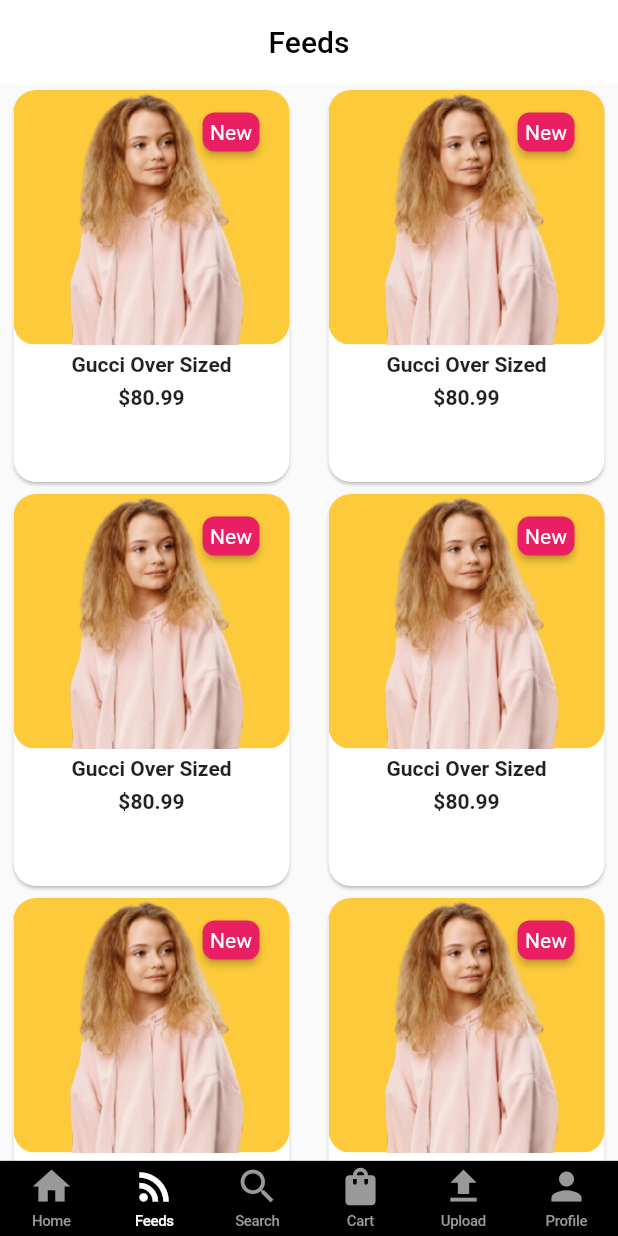
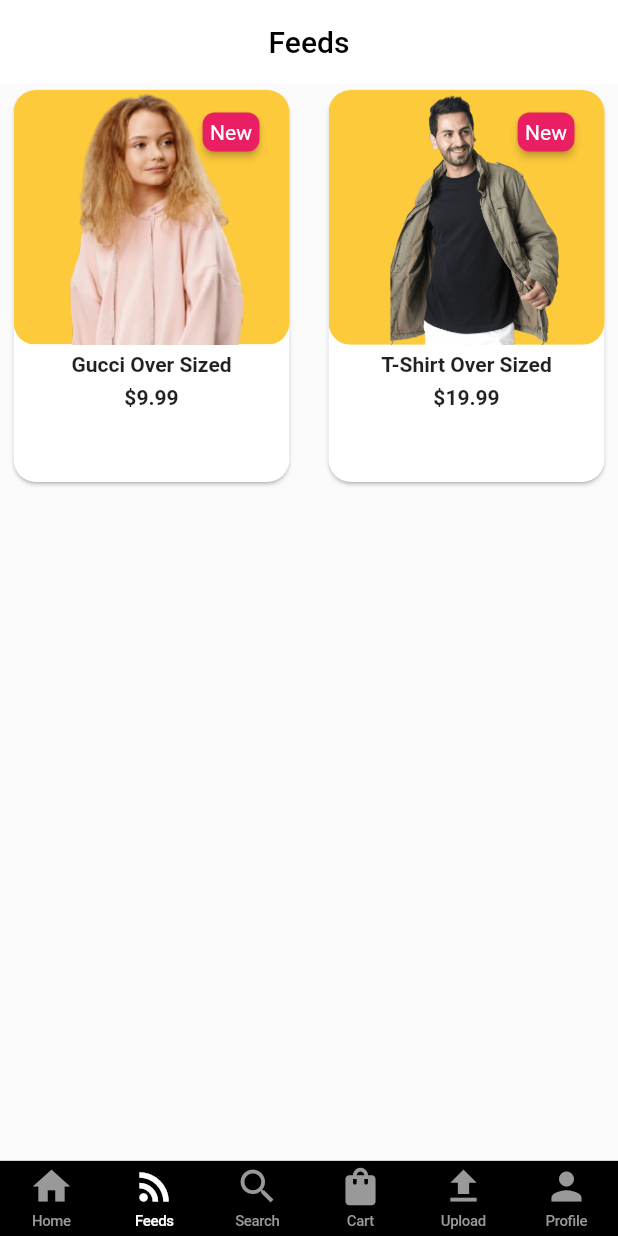
Before and after one commit to mehedi4958/ecommerce01, a Flutter app: the screen it shows after launch, item 2 of the bottom bar chosen, on a phone screen of 412 x 824 dp. Run offline on Flutter 3.47's test engine with Material 2 defaults, Android fonts, the phone set to English and light mode, and no system bars; drawn by our look-alikes of badges; our stand-ins replace cloud_firestore, firebase_auth, firebase_core, firebase_storage, image_picker; accounts and stored records are empty.

Commit message:
products in feeds made dynamic

```diff
--- a/lib/constants.dart
+++ b/lib/constants.dart
@@ -31,7 +31,7 @@ showSnackBar(BuildContext context, String content) {
 ///Pages
 List pages = [
   const HomeScreen(),
-  const FeedsScreen(),
+  FeedsScreen(),
   const SearchScreen(),
   const CartScreen(),
   const UploadScreen(),
--- a/lib/views/screens/feeds_screen.dart
+++ b/lib/views/screens/feeds_screen.dart
@@ -1,8 +1,30 @@
+import 'package:e_commerce_01/models/products.dart';
 import 'package:e_commerce_01/views/widgets/feeds_products.dart';
 import 'package:flutter/material.dart';
 
 class FeedsScreen extends StatelessWidget {
-  const FeedsScreen({Key? key}) : super(key: key);
+  FeedsScreen({Key? key}) : super(key: key);
+
+  List<Product> _products = [
+    Product(
+      id: 'Gucci Over Sized',
+      title: 'Gucci Over Sized',
+      description: 'Gucci is one of the best selling clothes in the world',
+      price: 9.99,
+      imageUrl: 'assets/images/arrival1.png',
+      productCategoryName: 'clothes',
+      quantity: 2,
+    ),
+    Product(
+      id: 'T-Shirt Over Sized',
+      title: 'T-Shirt Over Sized',
+      description: 'T-Shirt is one of the best selling clothes in the world',
+      price: 19.99,
+      imageUrl: 'assets/images/arrival2.png',
+      productCategoryName: 'clothes',
+      quantity: 2,
+    ),
+  ];
 
   @override
   Widget build(BuildContext context) {
@@ -23,8 +45,13 @@ class FeedsScreen extends StatelessWidget {
         crossAxisSpacing: 8,
         childAspectRatio: 240 / 320,
         children: List.generate(
-          50,
-          (index) => const FeedsProducts(),
+          _products.length,
+          (index) => FeedsProducts(
+            id: _products[index].id,
+            title: _products[index].title,
+            price: _products[index].price,
+            imageUrl: _products[index].imageUrl,
+          ),
         ),
       ),
     );
--- a/lib/views/widgets/feeds_products.dart
+++ b/lib/views/widgets/feeds_products.dart
@@ -2,7 +2,18 @@ import 'package:badges/badges.dart';
 import 'package:flutter/material.dart';
 
 class FeedsProducts extends StatefulWidget {
-  const FeedsProducts({Key? key}) : super(key: key);
+  const FeedsProducts({
+    Key? key,
+    required this.id,
+    required this.title,
+    required this.price,
+    required this.imageUrl,
+  }) : super(key: key);
+
+  final String id;
+  final String title;
+  final double price;
+  final String imageUrl;
 
   @override
   State<FeedsProducts> createState() => _FeedsProductsState();
@@ -27,9 +38,9 @@ class _FeedsProductsState extends State<FeedsProducts> {
                   width: 200,
                   decoration: BoxDecoration(
                     borderRadius: BorderRadius.circular(15),
-                    image: const DecorationImage(
+                    image: DecorationImage(
                       image: AssetImage(
-                        'assets/images/arrival1.png',
+                        widget.imageUrl,
                       ),
                       fit: BoxFit.cover,
                     ),
@@ -57,16 +68,16 @@ class _FeedsProductsState extends State<FeedsProducts> {
                 ),
               ],
             ),
-            const Text(
-              'Gucci Over Sized',
-              style: TextStyle(
+            Text(
+              widget.title,
+              style: const TextStyle(
                 fontWeight: FontWeight.bold,
                 height: 1.6,
               ),
             ),
-            const Text(
-              '\$80.99',
-              style: TextStyle(
+            Text(
+              '\$${widget.price.toStringAsFixed(2)}',
+              style: const TextStyle(
                 fontWeight: FontWeight.bold,
                 height: 1.6,
               ),
```
